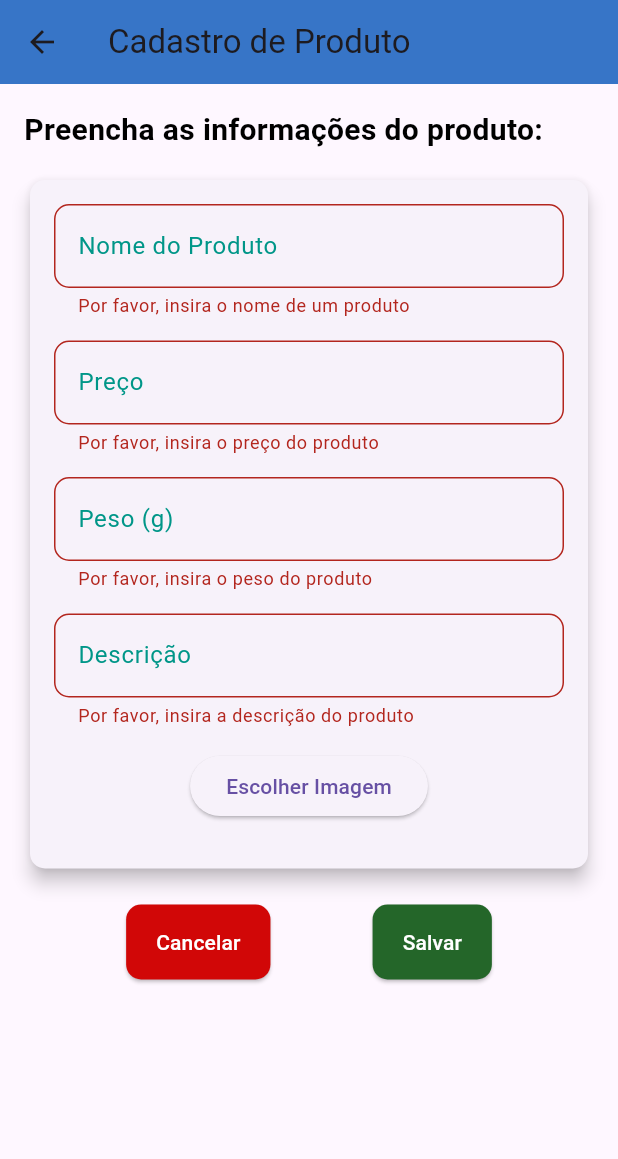
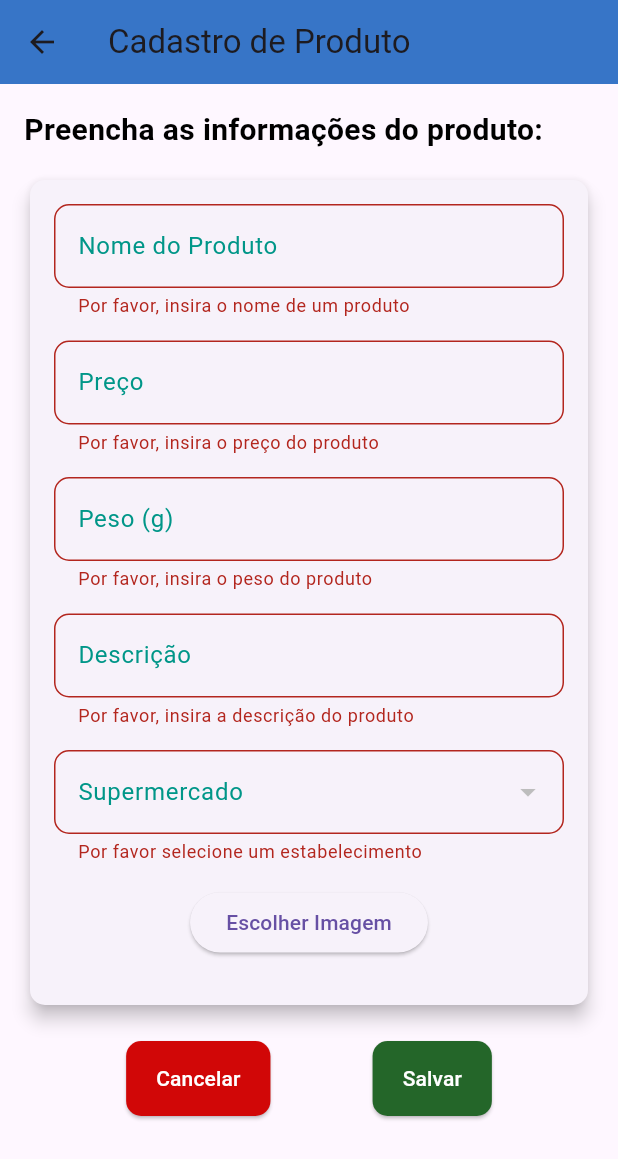
Before and after one commit to GabrieLlussi/AppVision, a Flutter app: the TelaCadastroProduto screen opened directly, after a tap on "Salvar", on a phone screen of 412 x 824 dp. Shown: the top 1159 px of the screen. Run offline on Flutter 3.47's test engine with Material 3 defaults, Android fonts, the phone set to English and light mode, and no system bars; our stand-ins replace cloud_firestore, firebase_core, firebase_storage, flutter_tts, geolocator, google_maps_flutter and 3 more; missing offline and left inert: mobile_scanner; accounts and stored records are empty.

Commit message:
cadastroIdSupermercados

```diff
--- a/projetomobile/lib/produtos/produto_page.dart
+++ b/projetomobile/lib/produtos/produto_page.dart
@@ -18,8 +18,31 @@ class TelaCadastroProdutoState extends State<TelaCadastroProduto> {
   String preco = '';
   String peso = '';
   String descricao = '';
+  String? mercadoSelecionado;
   File ? imgProduto;
   bool isLoading = false;
+
+  //Função para buscar e cadastrar supermercados
+  List<Map<String, String>> mercado = [];
+
+  @override
+   void initState(){
+    super.initState();
+    buscarMercados();
+   }
+
+   Future<void> buscarMercados() async {
+    try {
+      final snapshot = await FirebaseFirestore.instance.collection('mercado').get();
+      final lista = snapshot.docs.map((doc) => {'id' : doc.id, 'nome':doc['nome'].toString()}).toList();
+
+      setState(() {
+        mercado = lista;
+      });
+    } catch (e) {
+      print('Erro ao buscar estabelecimentos: $e');
+    }
+   }
 
   //Função para selecionar imagem
   Future<void> escolherImagem() async {
@@ -54,6 +77,12 @@ class TelaCadastroProdutoState extends State<TelaCadastroProduto> {
       );
       return;
     }
+    if (mercadoSelecionado == null) {
+      ScaffoldMessenger.of(context).showSnackBar(
+        const SnackBar(content: Text('Por favor selecione o estabelecimento')),
+      );
+      return;
+    }
 
     setState(() {
       isLoading = true;
@@ -73,6 +102,7 @@ class TelaCadastroProdutoState extends State<TelaCadastroProduto> {
         'peso': peso,
         'descricao' : descricao,
         'imgProduto':urlImagem,
+        'supermercado': mercadoSelecionado,
       });
 
       ScaffoldMessenger.of(context).showSnackBar(
@@ -85,6 +115,7 @@ class TelaCadastroProdutoState extends State<TelaCadastroProduto> {
         peso = '';
         descricao = '';
         imgProduto = null;
+        mercadoSelecionado = null;
         isLoading = false;
       });
       formKey.currentState?.reset();
@@ -104,6 +135,7 @@ class TelaCadastroProdutoState extends State<TelaCadastroProduto> {
       preco = '';
       peso = '';
       descricao = '';
+      mercadoSelecionado = null;
     });
     formKey.currentState?.reset();
   }
@@ -228,6 +260,34 @@ class TelaCadastroProdutoState extends State<TelaCadastroProduto> {
                       },
                     ),
                     const SizedBox(height: 15),
+                    DropdownButtonFormField<String>(
+                      decoration: InputDecoration(
+                        labelText: 'Supermercado',
+                        labelStyle: const TextStyle(color: Colors.teal),
+                        border: OutlineInputBorder(
+                          borderRadius: BorderRadius.circular(10.0)
+                        ),
+                      ),
+                      value:mercadoSelecionado,
+                      items: mercado
+                        .map((supermercado) => DropdownMenuItem(
+                            value: supermercado['id'],
+                            child: Text(supermercado['nome']!),
+                        ))
+                        .toList(),
+                      onChanged: (value) {
+                        setState(() {
+                          mercadoSelecionado = value;
+                        });
+                      },
+                      validator: (value) {
+                        if (value == null) {
+                          return 'Por favor selecione um estabelecimento';
+                        }
+                        return null;
+                      },
+                    ),
+                    const SizedBox(height: 15),
                     ElevatedButton(
                       onPressed: escolherImagem,
                       child: const Text('Escolher Imagem'),
```
